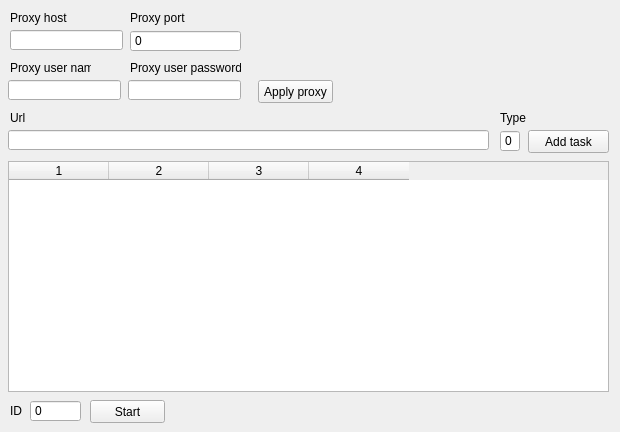
Above: netlab2/mainwindow.ui from ruvv/derp-bear before the change. Below: the same form after it.
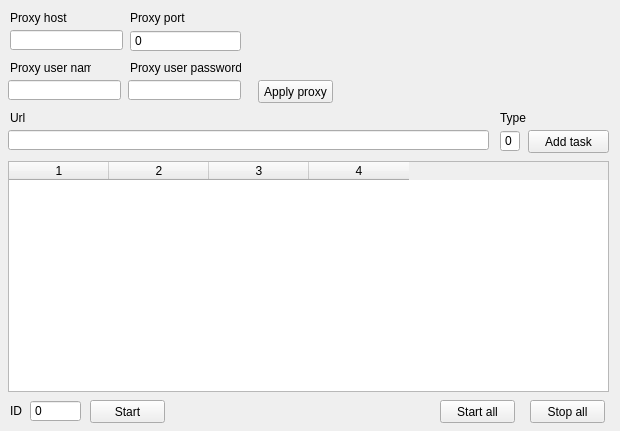
That is the form after the change.

Commit message: binding gui and simpleprocessrunner

The edit to the form file:
```diff
--- a/netlab2/mainwindow.ui
+++ b/netlab2/mainwindow.ui
@@ -7,7 +7,7 @@
     <x>0</x>
     <y>0</y>
     <width>620</width>
-    <height>432</height>
+    <height>431</height>
    </rect>
   </property>
   <property name="windowTitle">
@@ -255,6 +255,32 @@
      <string>ID</string>
     </property>
    </widget>
+   <widget class="QPushButton" name="startAllTasksButton">
+    <property name="geometry">
+     <rect>
+      <x>440</x>
+      <y>400</y>
+      <width>75</width>
+      <height>23</height>
+     </rect>
+    </property>
+    <property name="text">
+     <string>Start all</string>
+    </property>
+   </widget>
+   <widget class="QPushButton" name="stopAllTasksButton">
+    <property name="geometry">
+     <rect>
+      <x>530</x>
+      <y>400</y>
+      <width>75</width>
+      <height>23</height>
+     </rect>
+    </property>
+    <property name="text">
+     <string>Stop all</string>
+    </property>
+   </widget>
   </widget>
  </widget>
  <layoutdefault spacing="6" margin="11"/>
```
The commit also changes 2 other files.
